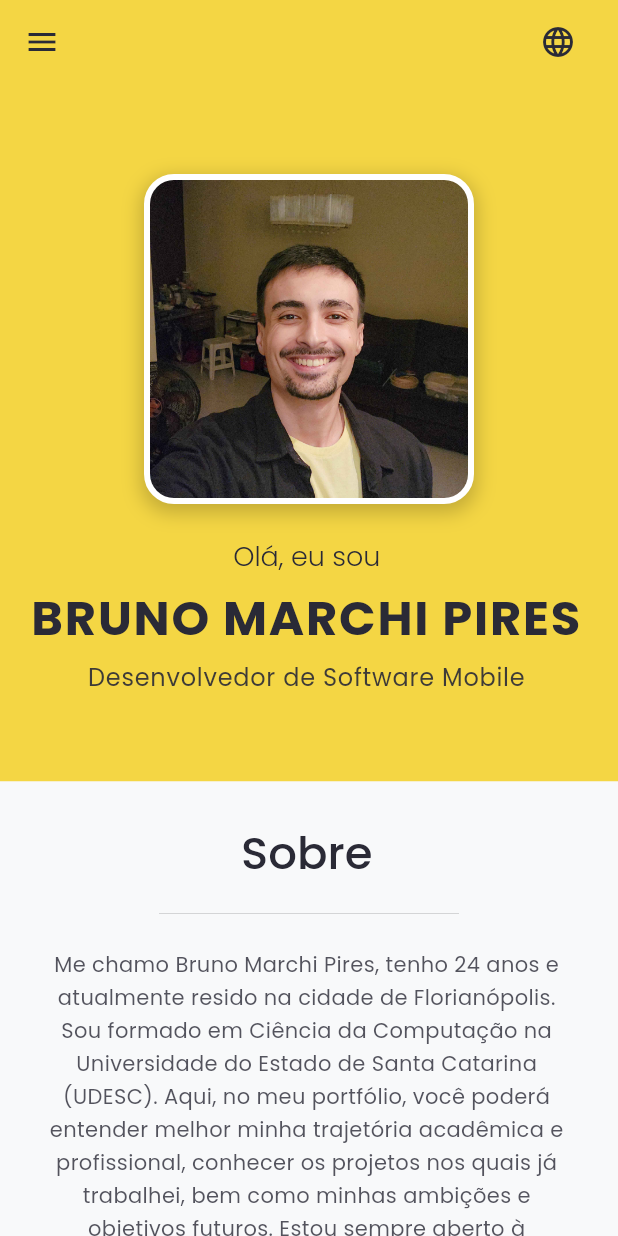
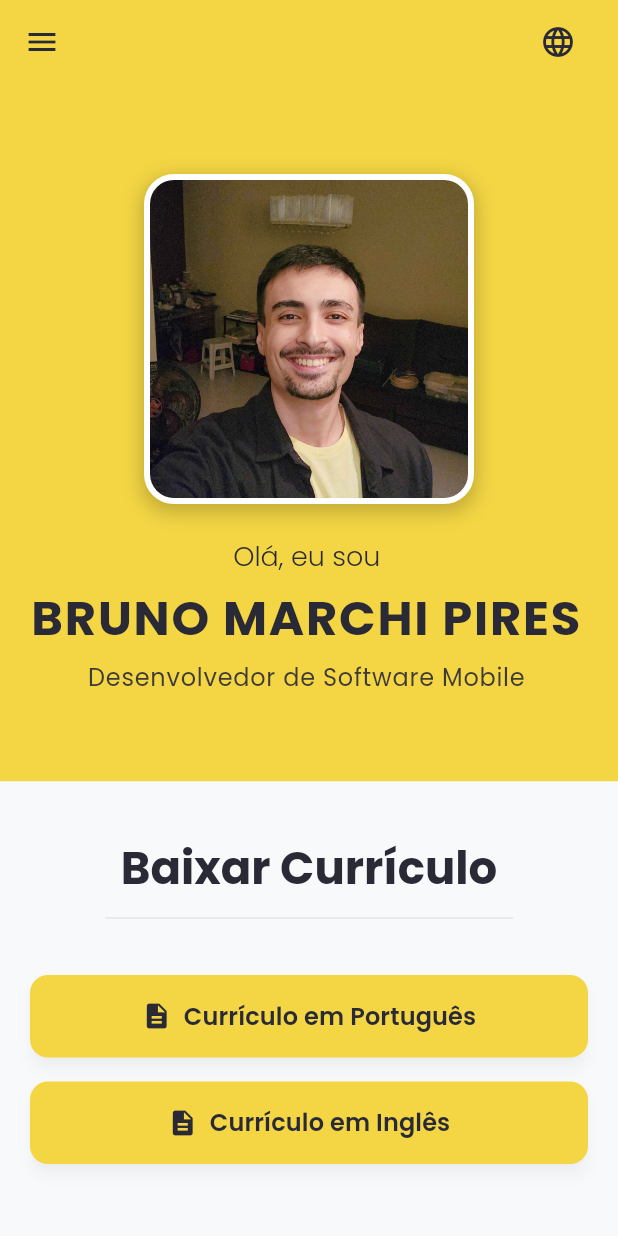
Before and after one commit to Brunokrk/curriculum, a Flutter app: the screen it shows after launch, on a phone screen of 412 x 824 dp. Run offline on Flutter 3.47's test engine with Material 3 defaults, Android fonts, the phone set to English and light mode, and no system bars; our stand-ins replace go_router, google_fonts, shared_preferences; missing offline and left inert: dart:html; generated files the repository leaves out were written again.

Commit message:
adicionando download feature

```diff
--- a/lib/app/pages/home/home_page.dart
+++ b/lib/app/pages/home/home_page.dart
@@ -4,6 +4,7 @@ import 'package:portfolio_webapp/app/widgets/experiences_section.dart';
 import 'package:portfolio_webapp/app/widgets/footer.dart';
 import 'package:portfolio_webapp/app/widgets/generic_section.dart';
 import 'package:portfolio_webapp/app/widgets/language_selector.dart';
+import 'package:portfolio_webapp/app/widgets/cv_download_section.dart';
 
 import 'package:portfolio_webapp/app/theme/custom_theme.dart';
 import 'package:portfolio_webapp/app/widgets/drawer_list_tile.dart';
@@ -71,6 +72,7 @@ class _HomePageState extends State<HomePage> {
           child: Column(
             children: [
               Header(key: _headerKey),
+              const CVDownloadSection(),
               GenericSection(
                 key: _aboutKey,
                 title: l10n.about,
--- /dev/null
+++ b/lib/app/widgets/cv_download_section.dart
@@ -0,0 +1,180 @@
+import 'package:flutter/material.dart';
+import 'package:flutter_gen/gen_l10n/app_localizations.dart';
+import 'package:portfolio_webapp/app/helpers/responsive_helper.dart';
+import 'package:portfolio_webapp/app/theme/custom_theme.dart';
+import 'dart:html' as html;
+
+class CVDownloadSection extends StatelessWidget {
+  const CVDownloadSection({super.key});
+
+  @override
+  Widget build(BuildContext context) {
+    final l10n = AppLocalizations.of(context)!;
+    final bool isMobile = ResponsiveHelper.isMobile(context);
+
+    return Container(
+      width: double.infinity,
+      color: CustomTheme.backgroundColor,
+      padding: EdgeInsets.symmetric(
+        vertical: isMobile ? 40 : 60,
+        horizontal: 20,
+      ),
+      child: Center(
+        child: ConstrainedBox(
+          constraints: BoxConstraints(
+            maxWidth: isMobile ? 400 : 900,
+          ),
+          child: Column(
+            children: [
+              Text(
+                l10n.downloadCV,
+                style: Theme.of(context).textTheme.displayMedium?.copyWith(
+                  color: CustomTheme.secondaryColor,
+                  fontWeight: FontWeight.bold,
+                ),
+                textAlign: TextAlign.center,
+              ),
+              const SizedBox(height: 8),
+              Divider(
+                color: CustomTheme.secondaryColor,
+                thickness: 0.1,
+                indent: isMobile ? 50 : 100,
+                endIndent: isMobile ? 50 : 100,
+              ),
+              const SizedBox(height: 30),
+              isMobile ? _buildMobileButtons(context, l10n) : _buildDesktopButtons(context, l10n),
+            ],
+          ),
+        ),
+      ),
+    );
+  }
+
+  Widget _buildMobileButtons(BuildContext context, AppLocalizations l10n) {
+    return Column(
+      children: [
+        _buildDownloadButton(
+          context,
+          l10n.downloadCVPortuguese,
+          Icons.description,
+          () => _downloadCV('portuguese'),
+          true,
+        ),
+        const SizedBox(height: 16),
+        _buildDownloadButton(
+          context,
+          l10n.downloadCVEnglish,
+          Icons.description,
+          () => _downloadCV('english'),
+          true,
+        ),
+      ],
+    );
+  }
+
+  Widget _buildDesktopButtons(BuildContext context, AppLocalizations l10n) {
+    return Row(
+      mainAxisAlignment: MainAxisAlignment.center,
+      children: [
+        _buildDownloadButton(
+          context,
+          l10n.downloadCVPortuguese,
+          Icons.description,
+          () => _downloadCV('portuguese'),
+          false,
+        ),
+        const SizedBox(width: 30),
+        _buildDownloadButton(
+          context,
+          l10n.downloadCVEnglish,
+          Icons.description,
+          () => _downloadCV('english'),
+          false,
+        ),
+      ],
+    );
+  }
+
+  Widget _buildDownloadButton(
+    BuildContext context,
+    String text,
+    IconData icon,
+    VoidCallback onPressed,
+    bool isMobile,
+  ) {
+    return SizedBox(
+      width: isMobile ? double.infinity : 200,
+      child: ElevatedButton.icon(
+        onPressed: onPressed,
+        icon: Icon(icon, size: 20),
+        label: Text(
+          text,
+          style: const TextStyle(
+            fontSize: 16,
+            fontWeight: FontWeight.w600,
+          ),
+        ),
+        style: ElevatedButton.styleFrom(
+          backgroundColor: CustomTheme.primaryColor,
+          foregroundColor: CustomTheme.secondaryColor,
+          padding: EdgeInsets.symmetric(
+            vertical: isMobile ? 16 : 20,
+            horizontal: isMobile ? 20 : 24,
+          ),
+          shape: RoundedRectangleBorder(
+            borderRadius: BorderRadius.circular(12),
+          ),
+          elevation: 4,
+          shadowColor: Colors.black.withOpacity(0.2),
+        ),
+      ),
+    );
+  }
+
+  void _downloadCV(String language) async {
+    try {
+      String pdfPath;
+      String fileName;
+
+      if (language == 'portuguese') {
+        pdfPath = 'assets/cv/curriculo_pt.pdf';
+        fileName = 'Bruno_Marchi_Pires_Curriculo_PT.pdf';
+      } else {
+        pdfPath = 'assets/cv/curriculo_en.pdf';
+        fileName = 'Bruno_Marchi_Pires_CV_EN.pdf';
+      }
+
+      // Para Flutter Web, vamos usar o caminho correto dos assets
+      // O Flutter Web serve os assets diretamente do diretório build/web/assets/
+      String fullPath = 'assets/$pdfPath';
+
+      // Criar um elemento anchor temporário para forçar o download
+      final anchor = html.AnchorElement(href: fullPath)
+        ..setAttribute('download', fileName)
+        ..style.display = 'none';
+
+      html.document.body?.children.add(anchor);
+      anchor.click();
+      html.document.body?.children.remove(anchor);
+
+    } catch (e) {
+      print('Erro ao fazer download do CV: $e');
+      // Fallback: tentar abrir em nova aba
+      try {
+        String pdfPath = language == 'portuguese'
+            ? 'assets/cv/curriculo_pt.pdf'
+            : 'assets/cv/curriculo_en.pdf';
+        html.window.open(pdfPath, '_blank');
+      } catch (fallbackError) {
+        print('Erro no fallback: $fallbackError');
+        _showErrorDialog();
+      }
+    }
+  }
+
+  void _showErrorDialog() {
+    // Esta função seria chamada em caso de erro
+    // Por enquanto, apenas um print
+    print('Erro ao fazer download do currículo');
+  }
+}
--- a/lib/l10n/app_en.arb
+++ b/lib/l10n/app_en.arb
@@ -23,5 +23,8 @@
   "phone": "Phone",
   "email": "E-mail",
   "phoneNumber": "(48) 99903-1154",
-  "emailAddress": "piresbrcomercial@gmail.com"
+  "emailAddress": "piresbrcomercial@gmail.com",
+  "downloadCV": "Download CV",
+  "downloadCVPortuguese": "CV in Portuguese",
+  "downloadCVEnglish": "CV in English"
 }
--- a/lib/l10n/app_pt.arb
+++ b/lib/l10n/app_pt.arb
@@ -95,5 +95,17 @@
   "emailAddress": "piresbrcomercial@gmail.com",
   "@emailAddress": {
     "description": "Endereço de e-mail"
+  },
+  "downloadCV": "Baixar Currículo",
+  "@downloadCV": {
+    "description": "Botão para baixar currículo"
+  },
+  "downloadCVPortuguese": "Currículo em Português",
+  "@downloadCVPortuguese": {
+    "description": "Botão para baixar currículo em português"
+  },
+  "downloadCVEnglish": "Currículo em Inglês",
+  "@downloadCVEnglish": {
+    "description": "Botão para baixar currículo em inglês"
   }
 }
--- a/pubspec.yaml
+++ b/pubspec.yaml
@@ -44,6 +44,7 @@ dependencies:
   intl: ^0.19.0
   shared_preferences: ^2.2.2
   provider: ^6.1.1
+  url_launcher: ^6.2.5
 
 
 dev_dependencies:
@@ -77,6 +78,8 @@ flutter:
       - assets/images/Marca_Udesc.jpg
       - assets/images/bmptec.png
       - assets/images/totvs.png
+      - assets/cv/curriculo_pt.pdf
+      - assets/cv/curriculo_en.pdf
 
 
   # An image asset can refer to one or more resolution-specific "variants", see
```
Also changed, not shown: 2 other files.
